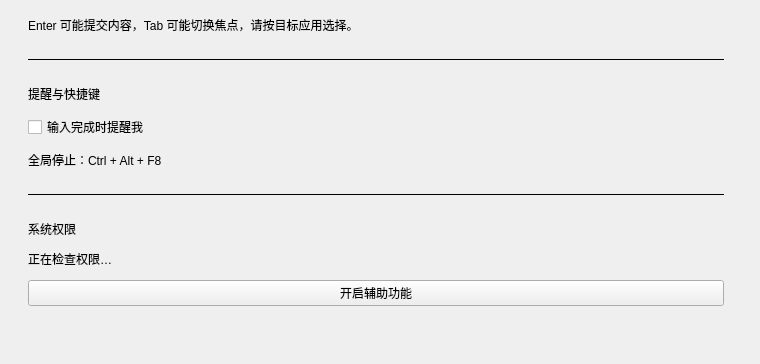
Above: ui/mainwindow.ui from duanzong007/KeyPhantom before the change; both pictures show x 0 to 760 and y 276 to 640 of the 760 by 640 pixel window. Below: the same form after it.
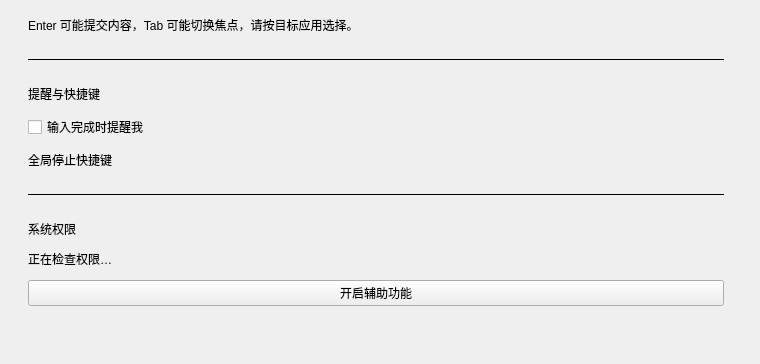
That is the form after the change. The open tabs and pages were chosen to show the change.

```diff
--- a/ui/mainwindow.ui
+++ b/ui/mainwindow.ui
@@ -79,7 +79,7 @@
           <item><layout class="QVBoxLayout" name="reminderLayout"><property name="spacing"><number>12</number></property>
            <item><widget class="QLabel" name="reminderHeading"><property name="text"><string>提醒与快捷键</string></property></widget></item>
            <item><widget class="QCheckBox" name="notifyCheck"><property name="text"><string>输入完成时提醒我</string></property><property name="toolTip"><string>完成后提醒 Dock 或任务栏，不弹出对话框。</string></property></widget></item>
-           <item><widget class="QLabel" name="hotkeyLabel"><property name="text"><string>全局停止：Ctrl + Alt + F8</string></property></widget></item>
+           <item><widget class="QLabel" name="hotkeyLabel"><property name="text"><string>全局停止快捷键</string></property></widget></item>
           </layout></item>
           <item><widget class="QFrame" name="permissionSeparator"><property name="frameShape"><enum>QFrame::HLine</enum></property></widget></item>
           <item><layout class="QVBoxLayout" name="permissionLayout"><property name="spacing"><number>12</number></property>
```
